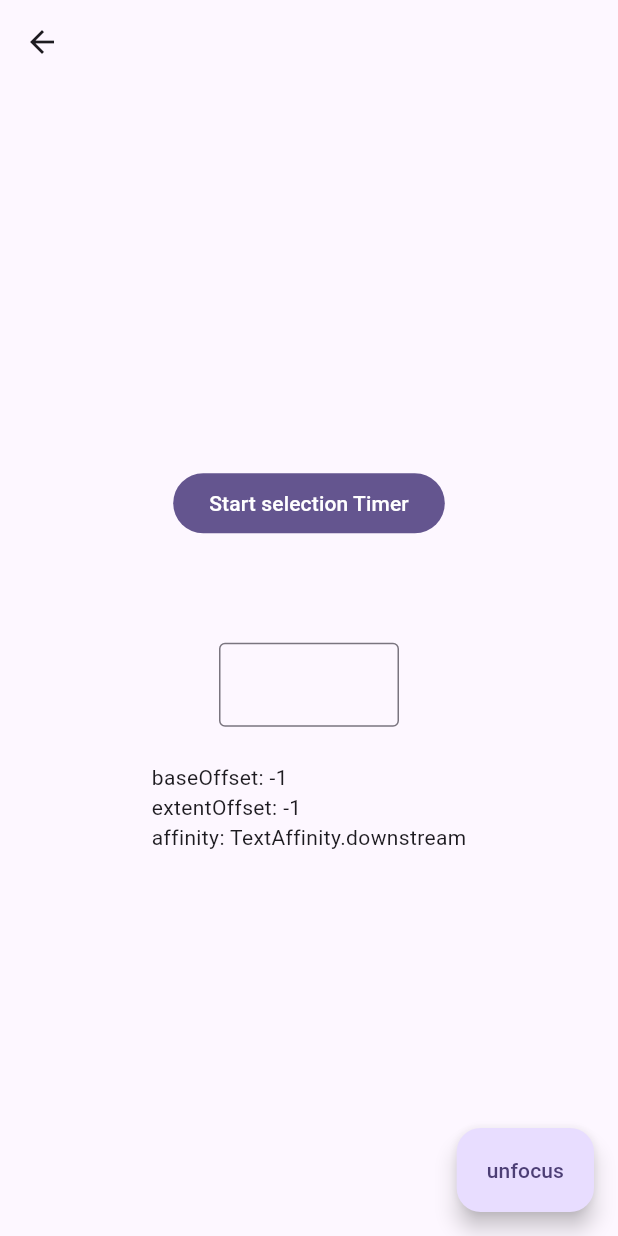
After one commit to Zudah228/flutter_riverpod_demo, a Flutter app: the screen it shows after launch, after a tap on "TextEditingValuePage", on a phone screen of 412 x 824 dp. The commit adds this screen. Run offline on Flutter 3.47's test engine with Material 3 defaults, Android fonts, the phone set to English and light mode, and no system bars; our stand-ins replace custom_refresh_indicator, flutter_riverpod, form_validator, freezed_annotation, infinite_scroll_pagination, reactive_forms; missing offline and left inert: reactive_date_time_picker.

Commit message:
feat: TextEditingValue のページ追加

```diff
--- a/lib/presentation/pages/home/home_page.dart
+++ b/lib/presentation/pages/home/home_page.dart
@@ -10,6 +10,7 @@ import '../infinite_scroll_pagination/infinite_scroll_pagination_page.dart';
 import '../reactive_forms/reactive_forms_page.dart';
 import '../read_more_text/read_more_text_page.dart';
 import '../reorderable_list/reorderable_list_page.dart';
+import '../text_editing_value/text_editing_value_page.dart';
 import '../text_painter/text_painter_page.dart';
 import '../todo/todo_page.dart';
 import '../weather/weather_page.dart';
@@ -75,6 +76,11 @@ class _HomePageState extends State<HomePage> {
         description: 'FractionallyWidget',
         route: FractionallyWidgetPage.route,
       ),
+      (
+        title: 'TextEditingValuePage の動作確認',
+        description: 'TextEditingValuePage',
+        route: TextEditingValuePage.route,
+      ),
     ].reversed.toList();
 
     return Scaffold(
--- /dev/null
+++ b/lib/presentation/pages/text_editing_value/text_editing_value_page.dart
@@ -0,0 +1,160 @@
+import 'dart:async';
+
+import 'package:flutter/material.dart';
+import 'package:flutter/services.dart';
+
+class TextEditingValuePage extends StatelessWidget {
+  const TextEditingValuePage._();
+
+  static const routeName = '/text_editing_value';
+
+  static Route<void> route() {
+    return MaterialPageRoute(
+      settings: const RouteSettings(name: routeName),
+      builder: (_) => const TextEditingValuePage._(),
+    );
+  }
+
+  @override
+  Widget build(BuildContext context) {
+    return Scaffold(
+      appBar: AppBar(),
+      floatingActionButton: FloatingActionButton.extended(
+        onPressed: () {
+          FocusManager.instance.primaryFocus?.unfocus();
+        },
+        label: const Text(
+          'unfocus',
+        ),
+      ),
+      body: const Center(
+        child: Padding(
+          padding: EdgeInsets.all(16.0),
+          child: _TextField(),
+        ),
+      ),
+    );
+  }
+}
+
+class _TextField extends StatefulWidget {
+  const _TextField();
+
+  @override
+  State<_TextField> createState() => _TextFieldState();
+}
+
+class _TextFieldState extends State<_TextField> {
+  late final TextEditingController _textEditingController;
+  final _focusNode = FocusNode();
+
+  final _recentKeyEvent = ValueNotifier<String?>(null);
+
+  void _listener() {
+    print(_textEditingController.value);
+  }
+
+  @override
+  void initState() {
+    _textEditingController = TextEditingController()..addListener(_listener);
+
+    super.initState();
+  }
+
+  @override
+  void dispose() {
+    _textEditingController.dispose();
+
+    super.dispose();
+  }
+
+  @override
+  Widget build(BuildContext context) {
+    return KeyboardListener(
+      focusNode: _focusNode,
+      onKeyEvent: (event) {
+        if (event is KeyDownEvent) {
+          _recentKeyEvent.value = event.logicalKey.keyLabel;
+        }
+      },
+      child: Column(
+        mainAxisAlignment: MainAxisAlignment.center,
+        children: [
+          Row(
+            mainAxisAlignment: MainAxisAlignment.spaceAround,
+            children: [
+              FilledButton(
+                onPressed: () {
+                  Timer.periodic(const Duration(seconds: 1), (timer) {
+                    if (timer.tick >= 10) {
+                      timer.cancel();
+                    } else {
+                      _textEditingController.value =
+                          _textEditingController.value.copyWith(
+                        selection: TextSelection.collapsed(offset: timer.tick),
+                      );
+                    }
+                  });
+                },
+                child: const Text('Start selection Timer'),
+              ),
+            ],
+          ),
+          const SizedBox(height: 24),
+          ValueListenableBuilder(
+            valueListenable: _recentKeyEvent,
+            builder: (context, value, child) {
+              return Text(value ?? '');
+            },
+          ),
+          const SizedBox(height: 24),
+          Row(
+            mainAxisAlignment: MainAxisAlignment.center,
+            children: [
+              SizedBox(
+                width: 120,
+                child: TextField(
+                  controller: _textEditingController,
+                  maxLines: null,
+                ),
+              ),
+              // const SizedBox(width: 16),
+              // FilledButton(
+              //   onPressed: () {
+              //     _textEditingController.value =
+              //         _textEditingController.value.copyWith(
+              //       text: '${_textEditingController.text}「」',
+              //       selection: TextSelection.collapsed(
+              //         offset: _textEditingController.text.length + 1,
+              //       ),
+              //     );
+              //   },
+              //   child: const Text('「」'),
+              // ),
+            ],
+          ),
+          const SizedBox(height: 24),
+          ValueListenableBuilder(
+            valueListenable: _textEditingController,
+            builder: (context, value, child) {
+              return Column(
+                crossAxisAlignment: CrossAxisAlignment.start,
+                children: [
+                  Text(
+                    'baseOffset: ${value.selection.base.offset}',
+                  ),
+                  Text(
+                    'extentOffset: ${value.selection.extent.offset}',
+                  ),
+                  Text(
+                    'affinity: ${value.selection.affinity}',
+                  ),
+                ],
+              );
+            },
+          ),
+        ],
+      ),
+    );
+  }
+}
```
Also changed, not shown: pubspec.lock, 2 other files.
